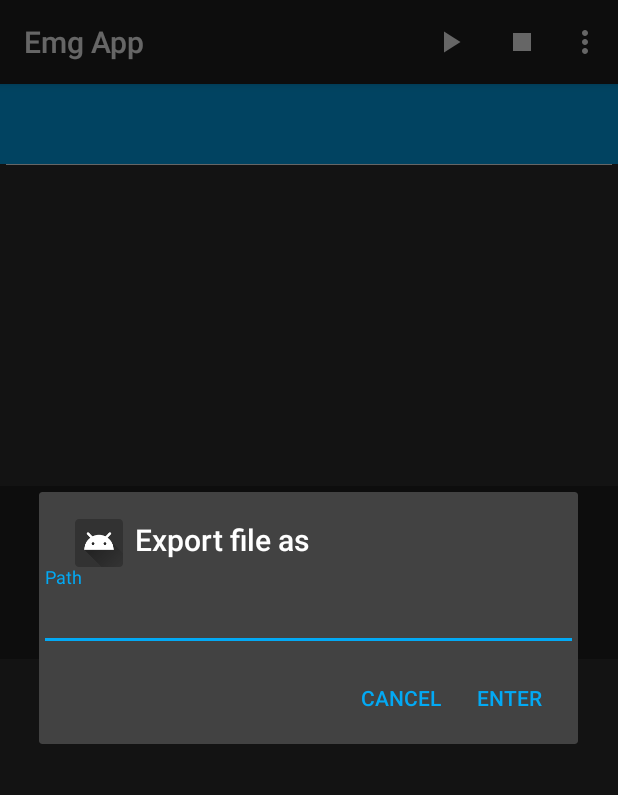
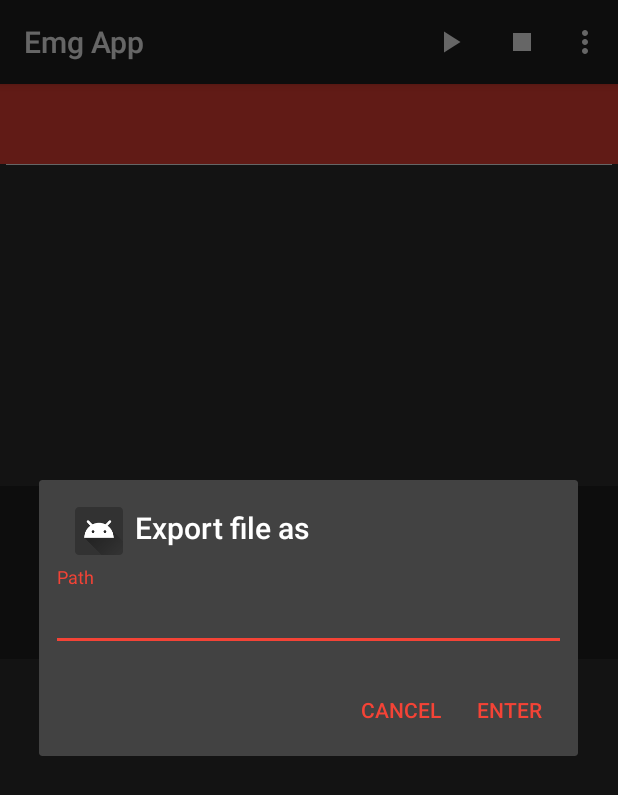
Before and after one commit to shockbytes/EmgApp, an Android app: the screen it shows after launch (MainActivity), in the options menu, after a tap on "Export", on a phone screen of 412 x 824 dp. Shown: the top 795 px of the screen. Run offline under Robolectric (Android 15) with nearby library versions, the phone set to English and light mode, and no system bars; our stand-ins replace ButterKnife, Dagger/Hilt's generated code, RxJava; 11 statements that could not run were skipped.

Commit message:
Change accent color and icon

```diff
--- a/app/src/main/AndroidManifest.xml
+++ b/app/src/main/AndroidManifest.xml
@@ -8,7 +8,7 @@
 
     <application
         android:allowBackup="true"
-        android:icon="@mipmap/ic_launcher"
+        android:icon="@mipmap/ic_launcher_round"
         android:label="@string/app_name"
         android:name=".core.EmgApp"
         android:roundIcon="@mipmap/ic_launcher_round"
--- a/app/src/main/java/at/fhooe/mc/emg/app/ui/activity/MainActivity.kt
+++ b/app/src/main/java/at/fhooe/mc/emg/app/ui/activity/MainActivity.kt
@@ -5,7 +5,6 @@ import android.os.Bundle
 import android.support.v4.app.ActivityOptionsCompat
 import android.support.v4.app.Fragment
 import android.support.v7.app.AppCompatActivity
-import android.util.Log
 import android.view.Menu
 import android.view.MenuItem
 import android.view.View
@@ -87,7 +86,6 @@ class MainActivity : AppCompatActivity(), AndroidEmgView<View>, OnRenderViewRead
                 val isChecked = menuItemDisableVisualView?.isChecked!!
                 menuItemDisableVisualView?.isChecked = !isChecked
                 viewCallback.setVisualViewEnabled(!isChecked)
-                Log.wtf("EMG", "Is checked ${!isChecked}")
             }
             R.id.menu_main_sample_frequency -> showSamplingFrequencyDialog()
             R.id.menu_main_export -> showExportDialogFragment()
--- a/app/src/main/res/drawable/ic_launcher_foreground.xml
+++ b/app/src/main/res/drawable/ic_launcher_foreground.xml
@@ -7,9 +7,9 @@
             android:translateY="236.83423">
         <path
             android:pathData="M509.5,323.2l-62.1,-124.1c-3.9,-7.9 -12,-12.9 -20.8,-12.9c-8.8,0 -16.9,5 -20.8,12.9L336.2,338.3l-80.2,-206.3l-9.3,-24c-3.4,-8.7 -11.6,-14.5 -21,-14.8c-9.3,-0.3 -17.9,5 -21.8,13.5l-86.9,188.2H23.3C10.4,294.8 0,305.2 0,318.1c0,12.9 10.4,23.3 23.3,23.3h108.6c9.1,0 17.3,-5.3 21.1,-13.5l70.1,-151.9l32.9,84.5l55.9,143.7c3.3,8.6 11.4,14.4 20.6,14.8c0.4,0 0.7,0 1.1,0c8.8,0 16.9,-5 20.8,-12.9l72.3,-144.6l41.2,82.5c5.7,11.5 19.7,16.2 31.2,10.4C510.6,348.6 515.3,334.7 509.5,323.2z"
-            android:fillColor="#2196F3"/>
+            android:fillColor="#F44336"/>
         <path
             android:pathData="M246.7,107.9c-3.4,-8.7 -11.6,-14.5 -21,-14.8c-9.3,-0.3 -17.9,5 -21.8,13.5l-86.9,188.2H23.3C10.4,294.8 0,305.2 0,318.1c0,12.9 10.4,23.3 23.3,23.3h108.6c9.1,0 17.3,-5.3 21.1,-13.5l70.1,-151.9l32.9,84.5V132L246.7,107.9z"
-            android:fillColor="#0D47A1"/>
+            android:fillColor="#B71C1C"/>
     </group>
 </vector>
--- a/app/src/main/res/layout/dialogfragment_textenter.xml
+++ b/app/src/main/res/layout/dialogfragment_textenter.xml
@@ -3,6 +3,7 @@
     android:id="@+id/dialogfragment_textenter_txt_layout"
     android:layout_width="match_parent"
     android:layout_height="match_parent"
+    android:padding="8dp"
     android:layout_margin="8dp">
 
     <android.support.design.widget.TextInputEditText
--- a/app/src/main/res/values/colors.xml
+++ b/app/src/main/res/values/colors.xml
@@ -1,6 +1,7 @@
 <?xml version="1.0" encoding="utf-8"?>
 <resources>
-    <color name="colorAccent">@color/blueBright</color>
+
+    <color name="colorAccent">#F44336</color>
 
     <color name="blueBright">#03A9F4</color>
     <color name="blue">#2196F3</color>
```
Also changed, not shown: app/src/main/ic_launcher-web.png, app/src/main/res/mipmap-hdpi/ic_launcher.png, app/src/main/res/mipmap-hdpi/ic_launcher_round.png, app/src/main/res/mipmap-mdpi/ic_launcher.png, app/src/main/res/mipmap-mdpi/ic_launcher_round.png, app/src/main/res/mipmap-xhdpi/ic_launcher.png, app/src/main/res/mipmap-xhdpi/ic_launcher_round.png, app/src/main/res/mipmap-xxhdpi/ic_launcher.png, app/src/main/res/mipmap-xxhdpi/ic_launcher_round.png, app/src/main/res/mipmap-xxxhdpi/ic_launcher.png, app/src/main/res/mipmap-xxxhdpi/ic_launcher_round.png.
